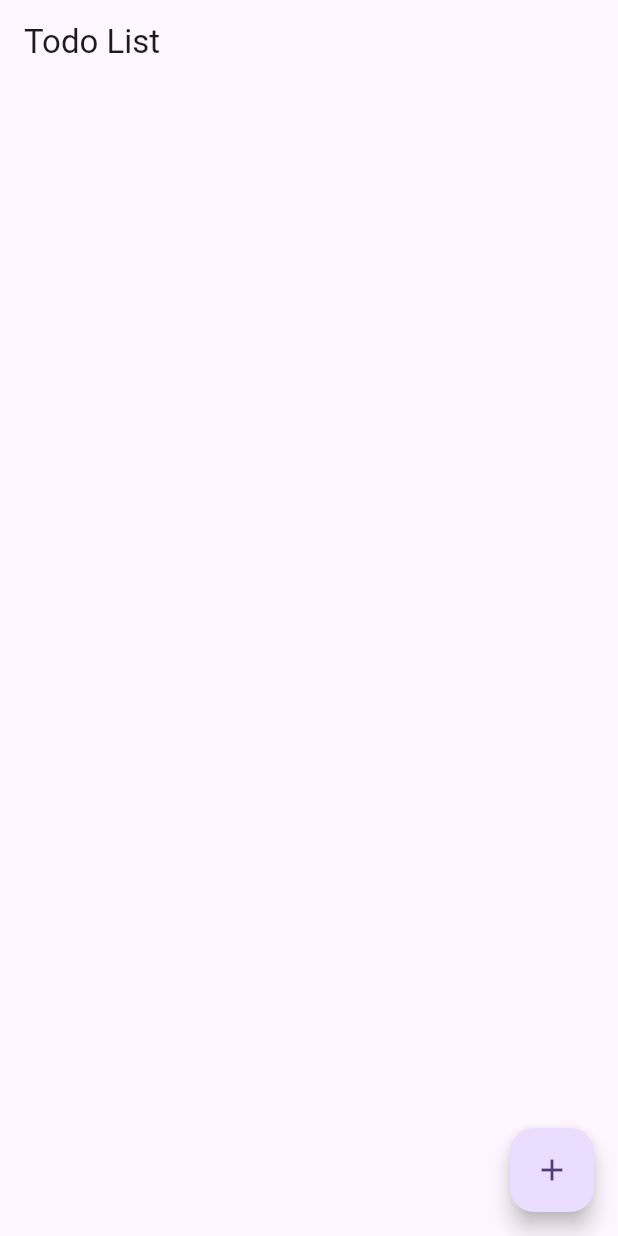
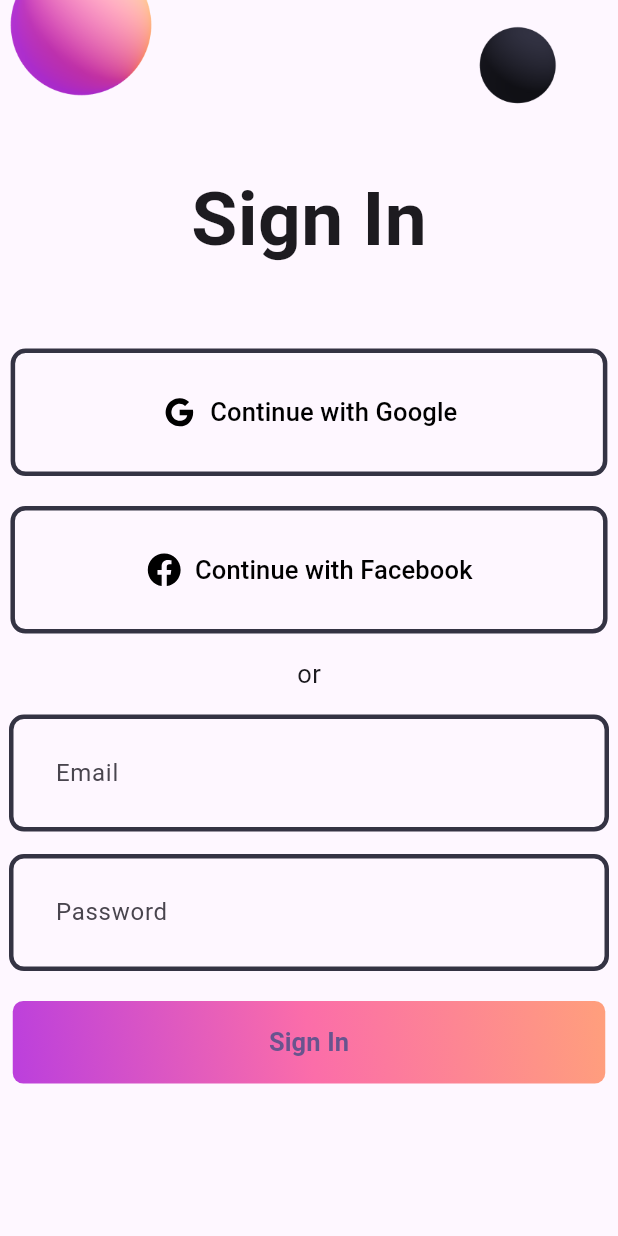
Before and after one commit to musthafa-pk/todo_bloc, a Flutter app: the screen it shows after launch, on a phone screen of 412 x 824 dp. Run offline on Flutter 3.47's test engine with Material 3 defaults, Android fonts, the phone set to English and light mode, and no system bars; our stand-ins replace bloc, flutter_bloc, flutter_svg.

Commit message:
login page aded

```diff
--- /dev/null
+++ b/lib/bloc/auth_bloc.dart
@@ -0,0 +1,39 @@
+import 'package:bloc/bloc.dart';
+import 'package:meta/meta.dart';
+
+part 'auth_event.dart';
+part 'auth_state.dart';
+
+class AuthBloc extends Bloc<AuthEvent, AuthState> {
+  AuthBloc() : super(AuthInitial()) {
+    on<AuthLoginRequested>((event, emit) async {
+      // TODO: implement event handler
+      emit(AuthLoading());
+      try{
+        final email = event.email;
+        final password = event.password;
+
+        if(password.length < 6){
+          return emit(AuthFailure('Password cannot be less than 6 charecters'));
+        }
+
+        await Future.delayed(const Duration(seconds: 1),(){
+          return emit(AuthSuccess(uid:'$email-$password'));
+        });
+      }catch(e){
+        return emit(AuthFailure(e.toString()));
+      }
+    });
+
+    on<AuthLogoutRequested>((event,emit) async{
+      emit(AuthLoading());
+      try{
+        await Future.delayed(Duration(seconds: 1),(){
+          return emit(AuthInitial());
+        });
+      }catch(e){
+        emit(AuthFailure(e.toString()));
+      }
+    });
+  }
+}
--- /dev/null
+++ b/lib/bloc/auth_event.dart
@@ -0,0 +1,16 @@
+part of 'auth_bloc.dart';
+
+@immutable
+sealed class AuthEvent {}
+
+final class AuthLoginRequested extends AuthEvent{
+  final String email;
+  final String password;
+
+  AuthLoginRequested({
+    required this.email,
+    required this.password,
+});
+}
+
+final class AuthLogoutRequested extends AuthEvent{}
--- /dev/null
+++ b/lib/bloc/auth_state.dart
@@ -0,0 +1,22 @@
+part of 'auth_bloc.dart';
+
+@immutable
+sealed class AuthState {}
+
+final class AuthInitial extends AuthState {}
+
+final class AuthSuccess extends AuthState{
+  final String uid;
+
+  AuthSuccess({required this.uid});
+}
+
+final class AuthFailure extends AuthState{
+  final String error;
+
+  AuthFailure(this.error);
+}
+
+final class AuthLoading extends AuthState{
+
+}
--- /dev/null
+++ b/lib/login_screen.dart
@@ -0,0 +1,86 @@
+import 'package:flutter/material.dart';
+import 'package:flutter_bloc/flutter_bloc.dart';
+import 'package:flutter_bloc_project1/bloc/auth_bloc.dart';
+import 'package:flutter_bloc_project1/todo_list.dart';
+import 'package:flutter_bloc_project1/widgets/gradient_button.dart';
+import 'package:flutter_bloc_project1/widgets/login_field.dart';
+import 'package:flutter_bloc_project1/widgets/social_button.dart';
+
+class LoginScreen extends StatelessWidget {
+  const LoginScreen({super.key});
+
+  @override
+  Widget build(BuildContext context) {
+    final TextEditingController emailController = TextEditingController();
+    final TextEditingController passwordController = TextEditingController();
+    return Scaffold(
+      body: BlocConsumer<AuthBloc, AuthState>(
+        listener: (context, state) {
+          if (state is AuthFailure) {
+            ScaffoldMessenger.of(context).showSnackBar(
+              SnackBar(
+                content: Text(
+                    state.error
+                ),),);
+          }
+          if (state is AuthSuccess) {
+            Navigator.pushAndRemoveUntil(
+                context, MaterialPageRoute(builder: (context) => TodoList()), (
+                route) => false);
+          }
+        },
+          builder: (context,state){
+            if(state is AuthLoading){
+              return Center(child: CircularProgressIndicator(),);
+            }else{
+              return  SingleChildScrollView(
+                child: Center(
+                  child: Column(
+                    children: [
+                      Image.asset('assets/images/signin_balls.png'),
+                      const Text('Sign In', style: TextStyle(
+                          fontWeight: FontWeight.bold,
+                          fontSize: 50
+                      ),),
+                      const SizedBox(height: 50,),
+                      const SocialButton(
+                          iconPath: 'assets/svgs/g_logo.svg',
+                          label: 'Continue with Google'
+                      ),
+                      const SizedBox(height: 20,),
+                      const SocialButton(
+                          iconPath: 'assets/svgs/f_logo.svg',
+                          label: 'Continue with Facebook',
+                          horizontalPadding: 90
+                      ),
+                      const SizedBox(height: 15),
+                      const Text('or', style: TextStyle(fontSize: 17),),
+                      const SizedBox(height: 15,),
+                      LoginField(
+                        hintText: 'Email',
+                        controller: emailController,
+                      ),
+                      const SizedBox(height: 15,),
+                      LoginField(
+                        hintText: 'Password',
+                        controller: passwordController,
+                      ),
+                      const SizedBox(height: 20,),
+                      GradientButton(
+                        onPressed: () {
+                          context.read<AuthBloc>().add(AuthLoginRequested(
+                              email: emailController.text.trim(),
+                              password: passwordController.text.trim()
+                          ));
+                        },
+                      ),
+                    ],
+                  ),
+                ),
+              );
+            }
+          },
+      ),
+    );
+  }
+}
--- a/lib/main.dart
+++ b/lib/main.dart
@@ -1,6 +1,8 @@
 import 'package:flutter/material.dart';
 import 'package:flutter_bloc/flutter_bloc.dart';
+import 'package:flutter_bloc_project1/bloc/auth_bloc.dart';
 import 'package:flutter_bloc_project1/cubit/todo_cubit.dart';
+import 'package:flutter_bloc_project1/login_screen.dart';
 import 'package:flutter_bloc_project1/todo_list.dart';
 import 'add_todo_page.dart';
 
@@ -14,8 +16,16 @@ class MyApp extends StatelessWidget {
   // This widget is the root of your application.
   @override
   Widget build(BuildContext context) {
-    return BlocProvider(
+    return MultiBlocProvider(
+      providers: [
+
+        BlocProvider(
           create: (context) => TodoCubit(),
+        ),
+        BlocProvider(
+          create: (context) => AuthBloc(),
+        ),
+      ],
       child: MaterialApp(
         title: 'Flutter Demo',
         theme: ThemeData(
@@ -24,8 +34,9 @@ class MyApp extends StatelessWidget {
         ),
         initialRoute: '/',
         routes: {
-            '/': (_) => const TodoList(),
-            '/add-todo': (_) => const AddTodoPage()
+          '/': (_) => const LoginScreen(),
+          '/todo-list':(_)=> const TodoList(),
+          '/add-todo': (_) => const AddTodoPage(),
         },
 
       ),
--- a/lib/todo_list.dart
+++ b/lib/todo_list.dart
@@ -1,6 +1,8 @@
 import 'package:flutter/material.dart';
 import 'package:flutter_bloc/flutter_bloc.dart';
+import 'package:flutter_bloc_project1/bloc/auth_bloc.dart';
 import 'package:flutter_bloc_project1/cubit/todo_cubit.dart';
+import 'package:flutter_bloc_project1/login_screen.dart';
 import 'package:flutter_bloc_project1/models/todo_model.dart';
 
 class TodoList extends StatelessWidget {
@@ -8,11 +10,30 @@ class TodoList extends StatelessWidget {
 
   @override
   Widget build(BuildContext context) {
+    final authState = context
+        .watch<AuthBloc>()
+        .state as AuthSuccess;
     return Scaffold(
       appBar: AppBar(
         title: const Text('Todo List'),
+        actions: [
+          IconButton(onPressed: () {
+            context.read<AuthBloc>().add(AuthLogoutRequested());
+          }, icon: Icon(Icons.logout))
+        ],
       ),
-      body: BlocBuilder<TodoCubit, List<Todo>>(
+      body: BlocConsumer<AuthBloc, AuthState>(
+        listener: (context, state) {
+          if(state is AuthInitial){
+            Navigator.pushAndRemoveUntil(context, MaterialPageRoute(builder: (context)=>LoginScreen()), (route) => false);
+          }
+        },
+        builder: (context, state) {
+          if(state is AuthLoading){
+            return Center(child: CircularProgressIndicator(),);
+          }else if(state is AuthSuccess){
+            return Container(
+              child: BlocBuilder<TodoCubit, List<Todo>>(
                 builder: (context, todos) {
                   return ListView.builder(
                       itemCount: todos.length,
@@ -22,6 +43,13 @@ class TodoList extends StatelessWidget {
                           title: Text(todo.name),
                         );
                       });
+                },
+              ),
+            );
+          }else{
+            return Container();
+          }
+
         },
       ),
       floatingActionButton: FloatingActionButton(
--- /dev/null
+++ b/lib/widgets/gradient_button.dart
@@ -0,0 +1,39 @@
+import 'package:flutter/cupertino.dart';
+import 'package:flutter/material.dart';
+import 'package:flutter_bloc_project1/widgets/pallete.dart';
+
+class GradientButton extends StatelessWidget {
+  final VoidCallback onPressed;
+  const GradientButton({Key? key,required this.onPressed}): super(key: key);
+
+  @override
+  Widget build(BuildContext context) {
+    return Container(
+      decoration: BoxDecoration(
+        gradient: const LinearGradient(
+          colors: [
+            Pallete.gradient1,
+            Pallete.gradient2,
+            Pallete.gradient3
+          ],
+          begin: Alignment.bottomLeft,
+          end: Alignment.topRight,
+        ),
+        borderRadius: BorderRadius.circular(7),
+      ),
+      child: ElevatedButton(
+        onPressed: onPressed,
+        style: ElevatedButton.styleFrom(
+          fixedSize: const Size(395, 55),
+          backgroundColor: Colors.transparent,
+          shadowColor: Colors.transparent
+        ),
+        child: const Text('Sign In',style: TextStyle(
+          fontWeight: FontWeight.w600,
+          fontSize: 17,
+        ),),
+
+      ),
+    );
+  }
+}
--- /dev/null
+++ b/lib/widgets/login_field.dart
@@ -0,0 +1,42 @@
+import 'package:flutter/material.dart';
+import 'package:flutter_bloc_project1/widgets/pallete.dart';
+
+class LoginField extends StatelessWidget {
+  final String hintText;
+  final TextEditingController controller;
+  const LoginField({
+    Key? key,
+    required this.hintText,
+    required this.controller,
+  }) : super(key: key);
+
+  @override
+  Widget build(BuildContext context) {
+    return ConstrainedBox(
+      constraints: const BoxConstraints(
+        maxWidth: 400,
+      ),
+      child: TextFormField(
+        controller: controller,
+        decoration: InputDecoration(
+          contentPadding: const EdgeInsets.all(27),
+          enabledBorder: OutlineInputBorder(
+            borderSide: const BorderSide(
+              color: Pallete.borderColor,
+              width: 3,
+            ),
+            borderRadius: BorderRadius.circular(10),
+          ),
+          focusedBorder: OutlineInputBorder(
+            borderSide: const BorderSide(
+              color: Pallete.gradient2,
+              width: 3,
+            ),
+            borderRadius: BorderRadius.circular(10),
+          ),
+          hintText: hintText,
+        ),
+      ),
+    );
+  }
+}
--- /dev/null
+++ b/lib/widgets/pallete.dart
@@ -0,0 +1,10 @@
+import 'package:flutter/material.dart';
+
+class Pallete {
+  static const Color backgroundColor = Color.fromRGBO(24, 24, 32, 1);
+  static const Color gradient1 = Color.fromRGBO(187, 63, 221, 1);
+  static const Color gradient2 = Color.fromRGBO(251, 109, 169, 1);
+  static const Color gradient3 = Color.fromRGBO(255, 159, 124, 1);
+  static const Color borderColor = Color.fromRGBO(52, 51, 67, 1);
+  static const Color whiteColor = Colors.white;
+}
--- /dev/null
+++ b/lib/widgets/social_button.dart
@@ -0,0 +1,44 @@
+import 'package:flutter/material.dart';
+import 'package:flutter_bloc_project1/widgets/pallete.dart';
+import 'package:flutter_svg/svg.dart';
+
+class SocialButton extends StatelessWidget {
+  final String iconPath;
+  final String label;
+  final double horizontalPadding;
+  const SocialButton({
+    Key? key,
+    required this.iconPath,
+    required this.label,
+    this.horizontalPadding = 100,
+  }) : super(key: key);
+
+  @override
+  Widget build(BuildContext context) {
+    return TextButton.icon(
+      onPressed: () {},
+      icon: SvgPicture.asset(
+        iconPath,
+        width: 25,
+        color: Colors.black,
+      ),
+      label: Text(
+        label,
+        style: const TextStyle(
+          color: Colors.black,
+          fontSize: 17,
+        ),
+      ),
+      style: TextButton.styleFrom(
+        padding: EdgeInsets.symmetric(vertical: 30, horizontal: horizontalPadding),
+        shape: RoundedRectangleBorder(
+          side: const BorderSide(
+            color: Pallete.borderColor,
+            width: 3,
+          ),
+          borderRadius: BorderRadius.circular(10),
+        ),
+      ),
+    );
+  }
+}
```
Also changed, not shown: pubspec.yaml (+8 -3 lines), assets/images/signin_balls.png (added), assets/svgs/f_logo.svg (added), assets/svgs/g_logo.svg (added), pubspec.lock. Lines whose indentation alone changed are shown as unchanged.
